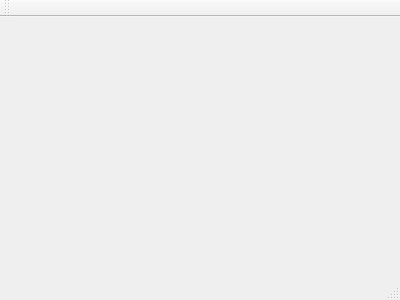
Above: OopLab 6/mainwindow.ui from NikitaIT/OOP before the change. Below: the same form after it.
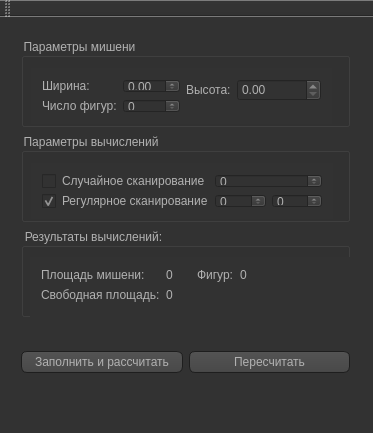
That is the form after the change. Icons and pictures are not drawn.

What changed in the file:
```diff
--- a/OopLab 6/mainwindow.ui
+++ b/OopLab 6/mainwindow.ui
@@ -1,24 +1,711 @@
 <ui version="4.0">
  <class>MainWindow</class>
- <widget class="QMainWindow" name="MainWindow" >
-  <property name="geometry" >
+ <widget class="QMainWindow" name="MainWindow">
+  <property name="geometry">
    <rect>
     <x>0</x>
     <y>0</y>
-    <width>400</width>
-    <height>300</height>
+    <width>373</width>
+    <height>433</height>
    </rect>
   </property>
   <property name="windowTitle" >
    <string>MainWindow</string>
   </property>
-  <widget class="QMenuBar" name="menuBar" />
-  <widget class="QToolBar" name="mainToolBar" />
-  <widget class="QWidget" name="centralWidget" />
-  <widget class="QStatusBar" name="statusBar" />
+  <property name="styleSheet">
+   <string notr="true">QToolTip
+{
+     border: 1px solid black;
+     background-color: #ffa02f;
+     padding: 1px;
+     border-radius: 3px;
+     opacity: 100;
+}
+
+QWidget
+{
+    color: #b1b1b1;
+    background-color: #323232;
+}
+
+QWidget:item:hover
+{
+    background-color: QLinearGradient( x1: 0, y1: 0, x2: 0, y2: 1, stop: 0 #ffa02f, stop: 1 #ca0619);
+    color: #000000;
+}
+
+QWidget:item:selected
+{
+    background-color: QLinearGradient( x1: 0, y1: 0, x2: 0, y2: 1, stop: 0 #ffa02f, stop: 1 #d7801a);
+}
+
+QMenuBar::item
+{
+    background: transparent;
+}
+
+QMenuBar::item:selected
+{
+    background: transparent;
+    border: 1px solid #ffaa00;
+}
+
+QMenuBar::item:pressed
+{
+    background: #444;
+    border: 1px solid #000;
+    background-color: QLinearGradient(
+        x1:0, y1:0,
+        x2:0, y2:1,
+        stop:1 #212121,
+        stop:0.4 #343434/*,
+        stop:0.2 #343434,
+        stop:0.1 #ffaa00*/
+    );
+    margin-bottom:-1px;
+    padding-bottom:1px;
+}
+
+QMenu
+{
+    border: 1px solid #000;
+}
+
+QMenu::item
+{
+    padding: 2px 20px 2px 20px;
+}
+
+QMenu::item:selected
+{
+    color: #000000;
+}
+
+QWidget:disabled
+{
+    color: #404040;
+    background-color: #323232;
+}
+
+QAbstractItemView
+{
+    background-color: QLinearGradient( x1: 0, y1: 0, x2: 0, y2: 1, stop: 0 #4d4d4d, stop: 0.1 #646464, stop: 1 #5d5d5d);
+}
+
+QWidget:focus
+{
+    /*border: 2px solid QLinearGradient( x1: 0, y1: 0, x2: 0, y2: 1, stop: 0 #ffa02f, stop: 1 #d7801a);*/
+}
+
+QLineEdit
+{
+    background-color: QLinearGradient( x1: 0, y1: 0, x2: 0, y2: 1, stop: 0 #4d4d4d, stop: 0 #646464, stop: 1 #5d5d5d);
+    padding: 1px;
+    border-style: solid;
+    border: 1px solid #1e1e1e;
+    border-radius: 5;
+}
+
+QPushButton
+{
+    color: #b1b1b1;
+    background-color: QLinearGradient( x1: 0, y1: 0, x2: 0, y2: 1, stop: 0 #565656, stop: 0.1 #525252, stop: 0.5 #4e4e4e, stop: 0.9 #4a4a4a, stop: 1 #464646);
+    border-width: 1px;
+    border-color: #1e1e1e;
+    border-style: solid;
+    border-radius: 6;
+    padding: 3px;
+    font-size: 12px;
+    padding-left: 5px;
+    padding-right: 5px;
+}
+
+QPushButton:pressed
+{
+    background-color: QLinearGradient( x1: 0, y1: 0, x2: 0, y2: 1, stop: 0 #2d2d2d, stop: 0.1 #2b2b2b, stop: 0.5 #292929, stop: 0.9 #282828, stop: 1 #252525);
+}
+
+QComboBox
+{
+    selection-background-color: #ffaa00;
+    background-color: QLinearGradient( x1: 0, y1: 0, x2: 0, y2: 1, stop: 0 #565656, stop: 0.1 #525252, stop: 0.5 #4e4e4e, stop: 0.9 #4a4a4a, stop: 1 #464646);
+    border-style: solid;
+    border: 1px solid #1e1e1e;
+    border-radius: 5;
+}
+
+QComboBox:hover,QPushButton:hover
+{
+    border: 2px solid QLinearGradient( x1: 0, y1: 0, x2: 0, y2: 1, stop: 0 #ffa02f, stop: 1 #d7801a);
+}
+
+
+QComboBox:on
+{
+    padding-top: 3px;
+    padding-left: 4px;
+    background-color: QLinearGradient( x1: 0, y1: 0, x2: 0, y2: 1, stop: 0 #2d2d2d, stop: 0.1 #2b2b2b, stop: 0.5 #292929, stop: 0.9 #282828, stop: 1 #252525);
+    selection-background-color: #ffaa00;
+}
+
+QComboBox QAbstractItemView
+{
+    border: 2px solid darkgray;
+    selection-background-color: QLinearGradient( x1: 0, y1: 0, x2: 0, y2: 1, stop: 0 #ffa02f, stop: 1 #d7801a);
+}
+
+QComboBox::drop-down
+{
+     subcontrol-origin: padding;
+     subcontrol-position: top right;
+     width: 15px;
+
+     border-left-width: 0px;
+     border-left-color: darkgray;
+     border-left-style: solid; /* just a single line */
+     border-top-right-radius: 3px; /* same radius as the QComboBox */
+     border-bottom-right-radius: 3px;
+ }
+
+QComboBox::down-arrow
+{
+     image: url(:/down_arrow.png);
+}
+
+QGroupBox:focus
+{
+border: 2px solid QLinearGradient( x1: 0, y1: 0, x2: 0, y2: 1, stop: 0 #ffa02f, stop: 1 #d7801a);
+}
+
+QTextEdit:focus
+{
+    border: 2px solid QLinearGradient( x1: 0, y1: 0, x2: 0, y2: 1, stop: 0 #ffa02f, stop: 1 #d7801a);
+}
+
+QScrollBar:horizontal {
+     border: 1px solid #222222;
+     background: QLinearGradient( x1: 0, y1: 0, x2: 0, y2: 1, stop: 0.0 #121212, stop: 0.2 #282828, stop: 1 #484848);
+     height: 7px;
+     margin: 0px 16px 0 16px;
+}
+
+QScrollBar::handle:horizontal
+{
+      background: QLinearGradient( x1: 0, y1: 0, x2: 1, y2: 0, stop: 0 #ffa02f, stop: 0.5 #d7801a, stop: 1 #ffa02f);
+      min-height: 20px;
+      border-radius: 2px;
+}
+
+QScrollBar::add-line:horizontal {
+      border: 1px solid #1b1b19;
+      border-radius: 2px;
+      background: QLinearGradient( x1: 0, y1: 0, x2: 1, y2: 0, stop: 0 #ffa02f, stop: 1 #d7801a);
+      width: 14px;
+      subcontrol-position: right;
+      subcontrol-origin: margin;
+}
+
+QScrollBar::sub-line:horizontal {
+      border: 1px solid #1b1b19;
+      border-radius: 2px;
+      background: QLinearGradient( x1: 0, y1: 0, x2: 1, y2: 0, stop: 0 #ffa02f, stop: 1 #d7801a);
+      width: 14px;
+     subcontrol-position: left;
+     subcontrol-origin: margin;
+}
+
+QScrollBar::right-arrow:horizontal, QScrollBar::left-arrow:horizontal
+{
+      border: 1px solid black;
+      width: 1px;
+      height: 1px;
+      background: white;
+}
+
+QScrollBar::add-page:horizontal, QScrollBar::sub-page:horizontal
+{
+      background: none;
+}
+
+QScrollBar:vertical
+{
+      background: QLinearGradient( x1: 0, y1: 0, x2: 1, y2: 0, stop: 0.0 #121212, stop: 0.2 #282828, stop: 1 #484848);
+      width: 7px;
+      margin: 16px 0 16px 0;
+      border: 1px solid #222222;
+}
+
+QScrollBar::handle:vertical
+{
+      background: QLinearGradient( x1: 0, y1: 0, x2: 0, y2: 1, stop: 0 #ffa02f, stop: 0.5 #d7801a, stop: 1 #ffa02f);
+      min-height: 20px;
+      border-radius: 2px;
+}
+
+QScrollBar::add-line:vertical
+{
+      border: 1px solid #1b1b19;
+      border-radius: 2px;
+      background: QLinearGradient( x1: 0, y1: 0, x2: 0, y2: 1, stop: 0 #ffa02f, stop: 1 #d7801a);
+      height: 14px;
+      subcontrol-position: bottom;
+      subcontrol-origin: margin;
+}
+
+QScrollBar::sub-line:vertical
+{
+      border: 1px solid #1b1b19;
+      border-radius: 2px;
+      background: QLinearGradient( x1: 0, y1: 0, x2: 0, y2: 1, stop: 0 #d7801a, stop: 1 #ffa02f);
+      height: 14px;
+      subcontrol-position: top;
+      subcontrol-origin: margin;
+}
+
+QScrollBar::up-arrow:vertical, QScrollBar::down-arrow:vertical
+{
+      border: 1px solid black;
+      width: 1px;
+      height: 1px;
+      background: white;
+}
+
+
+QScrollBar::add-page:vertical, QScrollBar::sub-page:vertical
+{
+      background: none;
+}
+
+QTextEdit
+{
+    background-color: #242424;
+}
+
+QPlainTextEdit
+{
+    background-color: #242424;
+}
+
+QHeaderView::section
+{
+    background-color: QLinearGradient(x1:0, y1:0, x2:0, y2:1, stop:0 #616161, stop: 0.5 #505050, stop: 0.6 #434343, stop:1 #656565);
+    color: white;
+    padding-left: 4px;
+    border: 1px solid #6c6c6c;
+}
+
+QCheckBox:disabled
+{
+color: #414141;
+}
+
+QDockWidget::title
+{
+    text-align: center;
+    spacing: 3px; /* spacing between items in the tool bar */
+    background-color: QLinearGradient(x1:0, y1:0, x2:0, y2:1, stop:0 #323232, stop: 0.5 #242424, stop:1 #323232);
+}
+
+QDockWidget::close-button, QDockWidget::float-button
+{
+    text-align: center;
+    spacing: 1px; /* spacing between items in the tool bar */
+    background-color: QLinearGradient(x1:0, y1:0, x2:0, y2:1, stop:0 #323232, stop: 0.5 #242424, stop:1 #323232);
+}
+
+QDockWidget::close-button:hover, QDockWidget::float-button:hover
+{
+    background: #242424;
+}
+
+QDockWidget::close-button:pressed, QDockWidget::float-button:pressed
+{
+    padding: 1px -1px -1px 1px;
+}
+
+QMainWindow::separator
+{
+    background-color: QLinearGradient(x1:0, y1:0, x2:0, y2:1, stop:0 #161616, stop: 0.5 #151515, stop: 0.6 #212121, stop:1 #343434);
+    color: white;
+    padding-left: 4px;
+    border: 1px solid #4c4c4c;
+    spacing: 3px; /* spacing between items in the tool bar */
+}
+
+QMainWindow::separator:hover
+{
+
+    background-color: QLinearGradient(x1:0, y1:0, x2:0, y2:1, stop:0 #d7801a, stop:0.5 #b56c17 stop:1 #ffa02f);
+    color: white;
+    padding-left: 4px;
+    border: 1px solid #6c6c6c;
+    spacing: 3px; /* spacing between items in the tool bar */
+}
+
+QToolBar::handle
+{
+     spacing: 3px; /* spacing between items in the tool bar */
+     background: url(:/images/handle.png);
+}
+
+QMenu::separator
+{
+    height: 2px;
+    background-color: QLinearGradient(x1:0, y1:0, x2:0, y2:1, stop:0 #161616, stop: 0.5 #151515, stop: 0.6 #212121, stop:1 #343434);
+    color: white;
+    padding-left: 4px;
+    margin-left: 10px;
+    margin-right: 5px;
+}
+
+QProgressBar
+{
+    border: 2px solid grey;
+    border-radius: 5px;
+    text-align: center;
+}
+
+QProgressBar::chunk
+{
+    background-color: #d7801a;
+    width: 2.15px;
+    margin: 0.5px;
+}
+
+QTabBar::tab {
+    color: #b1b1b1;
+    border: 1px solid #444;
+    border-bottom-style: none;
+    background-color: #323232;
+    padding-left: 10px;
+    padding-right: 10px;
+    padding-top: 3px;
+    padding-bottom: 2px;
+    margin-right: -1px;
+}
+
+QTabWidget::pane {
+    border: 1px solid #444;
+    top: 1px;
+}
+
+QTabBar::tab:last
+{
+    margin-right: 0; /* the last selected tab has nothing to overlap with on the right */
+    border-top-right-radius: 3px;
+}
+
+QTabBar::tab:first:!selected
+{
+ margin-left: 0px; /* the last selected tab has nothing to overlap with on the right */
+
+
+    border-top-left-radius: 3px;
+}
+
+QTabBar::tab:!selected
+{
+    color: #b1b1b1;
+    border-bottom-style: solid;
+    margin-top: 3px;
+    background-color: QLinearGradient(x1:0, y1:0, x2:0, y2:1, stop:1 #212121, stop:.4 #343434);
+}
+
+QTabBar::tab:selected
+{
+    border-top-left-radius: 3px;
+    border-top-right-radius: 3px;
+    margin-bottom: 0px;
+}
+
+QTabBar::tab:!selected:hover
+{
+    /*border-top: 2px solid #ffaa00;
+    padding-bottom: 3px;*/
+    border-top-left-radius: 3px;
+    border-top-right-radius: 3px;
+    background-color: QLinearGradient(x1:0, y1:0, x2:0, y2:1, stop:1 #212121, stop:0.4 #343434, stop:0.2 #343434, stop:0.1 #ffaa00);
+}
+
+QRadioButton::indicator:checked, QRadioButton::indicator:unchecked{
+    color: #b1b1b1;
+    background-color: #323232;
+    border: 1px solid #b1b1b1;
+    border-radius: 6px;
+}
+
+QRadioButton::indicator:checked
+{
+    background-color: qradialgradient(
+        cx: 0.5, cy: 0.5,
+        fx: 0.5, fy: 0.5,
+        radius: 1.0,
+        stop: 0.25 #ffaa00,
+        stop: 0.3 #323232
+    );
+}
+
+QRadioButton::indicator
+{
+    border-radius: 6px;
+}
+
+QRadioButton::indicator:hover, QCheckBox::indicator:hover
+{
+    border: 1px solid #ffaa00;
+}
+</string>
+  </property>
+  <widget class="QWidget" name="centralWidget">
+   <widget class="QWidget" name="verticalLayoutWidget">
+    <property name="geometry">
+     <rect>
+      <x>10</x>
+      <y>10</y>
+      <width>351</width>
+      <height>301</height>
+     </rect>
+    </property>
+    <layout class="QVBoxLayout" name="verticalLayout">
+     <item>
+      <widget class="QGroupBox" name="groupBox">
+       <property name="title">
+        <string>Параметры мишени</string>
+       </property>
+       <widget class="QWidget" name="horizontalLayoutWidget_2">
+        <property name="geometry">
+         <rect>
+          <x>10</x>
+          <y>30</y>
+          <width>301</width>
+          <height>56</height>
+         </rect>
+        </property>
+        <layout class="QHBoxLayout" name="horizontalLayout_2">
+         <item>
+          <layout class="QFormLayout" name="formLayout_2">
+           <item row="0" column="0">
+            <widget class="QLabel" name="label">
+             <property name="text">
+              <string>Ширина:</string>
+             </property>
+            </widget>
+           </item>
+           <item row="1" column="0">
+            <widget class="QLabel" name="label_2">
+             <property name="text">
+              <string>Число фигур:</string>
+             </property>
+            </widget>
+           </item>
+           <item row="0" column="1">
+            <widget class="QDoubleSpinBox" name="sbWidth"/>
+           </item>
+           <item row="1" column="1">
+            <widget class="QSpinBox" name="sbFiguresCount"/>
+           </item>
+          </layout>
+         </item>
+         <item>
+          <layout class="QFormLayout" name="formLayout_4">
+           <item row="0" column="0">
+            <widget class="QLabel" name="label_3">
+             <property name="text">
+              <string>Высота:</string>
+             </property>
+             <property name="buddy">
+              <cstring>sbHight</cstring>
+             </property>
+            </widget>
+           </item>
+           <item row="0" column="1">
+            <widget class="QDoubleSpinBox" name="sbHight"/>
+           </item>
+          </layout>
+         </item>
+        </layout>
+       </widget>
+      </widget>
+     </item>
+     <item>
+      <widget class="QGroupBox" name="groupBox_2">
+       <property name="title">
+        <string>Параметры вычислений</string>
+       </property>
+       <widget class="QWidget" name="formLayoutWidget">
+        <property name="geometry">
+         <rect>
+          <x>10</x>
+          <y>30</y>
+          <width>302</width>
+          <height>56</height>
+         </rect>
+        </property>
+        <layout class="QFormLayout" name="formLayout">
+         <property name="sizeConstraint">
+          <enum>QLayout::SetMaximumSize</enum>
+         </property>
+         <item row="0" column="0">
+          <widget class="QCheckBox" name="cbRandomScanCount">
+           <property name="enabled">
+            <bool>true</bool>
+           </property>
+           <property name="text">
+            <string>Случайное сканирование</string>
+           </property>
+           <property name="checked">
+            <bool>false</bool>
+           </property>
+          </widget>
+         </item>
+         <item row="1" column="0">
+          <widget class="QCheckBox" name="cbRegularScanInterval">
+           <property name="text">
+            <string>Регулярное сканирование</string>
+           </property>
+           <property name="checked">
+            <bool>true</bool>
+           </property>
+          </widget>
+         </item>
+         <item row="0" column="1">
+          <widget class="QSpinBox" name="sbRandomScanCount"/>
+         </item>
+         <item row="1" column="1">
+          <layout class="QHBoxLayout" name="horizontalLayout">
+           <item>
+            <widget class="QSpinBox" name="sbRegularScanIntervalStart"/>
+           </item>
+           <item>
+            <widget class="QSpinBox" name="sbRegularScanIntervalEnd"/>
+           </item>
+          </layout>
+         </item>
+        </layout>
+       </widget>
+       <zorder>formLayoutWidget</zorder>
+       <zorder>groupBox</zorder>
+      </widget>
+     </item>
+     <item>
+      <widget class="QGroupBox" name="groupBox_3">
+       <property name="title">
+        <string>Результаты вычислений:</string>
+       </property>
+       <widget class="QWidget" name="horizontalLayoutWidget_3">
+        <property name="geometry">
+         <rect>
+          <x>9</x>
+          <y>29</y>
+          <width>328</width>
+          <height>61</height>
+         </rect>
+        </property>
+        <layout class="QHBoxLayout" name="horizontalLayout_3">
+         <item>
+          <layout class="QFormLayout" name="formLayout_5">
+           <item row="0" column="0">
+            <widget class="QLabel" name="label_4">
+             <property name="text">
+              <string>Площадь мишени:</string>
+             </property>
+            </widget>
+           </item>
+           <item row="0" column="1">
+            <widget class="QLabel" name="lArea">
+             <property name="text">
+              <string>0</string>
+             </property>
+            </widget>
+           </item>
+           <item row="1" column="0">
+            <widget class="QLabel" name="label_6">
+             <property name="text">
+              <string>Свободная площадь:</string>
+             </property>
+            </widget>
+           </item>
+           <item row="1" column="1">
+            <widget class="QLabel" name="lFreeArea">
+             <property name="text">
+              <string>0</string>
+             </property>
+            </widget>
+           </item>
+          </layout>
+         </item>
+         <item>
+          <layout class="QFormLayout" name="formLayout_6">
+           <item row="0" column="1">
+            <widget class="QLabel" name="lFigures">
+             <property name="text">
+              <string>0</string>
+             </property>
+            </widget>
+           </item>
+           <item row="0" column="0">
+            <widget class="QLabel" name="label_8">
+             <property name="text">
+              <string>Фигур:</string>
+             </property>
+            </widget>
+           </item>
+          </layout>
+         </item>
+        </layout>
+       </widget>
+      </widget>
+     </item>
+    </layout>
+   </widget>
+   <widget class="QWidget" name="horizontalLayoutWidget_4">
+    <property name="geometry">
+     <rect>
+      <x>10</x>
+      <y>320</y>
+      <width>351</width>
+      <height>51</height>
+     </rect>
+    </property>
+    <layout class="QHBoxLayout" name="horizontalLayout_4">
+     <item>
+      <widget class="QPushButton" name="pushButton_2">
+       <property name="text">
+        <string>Заполнить и рассчитать</string>
+       </property>
+      </widget>
+     </item>
+     <item>
+      <widget class="QPushButton" name="pushButton">
+       <property name="text">
+        <string>Пересчитать</string>
+       </property>
+      </widget>
+     </item>
+    </layout>
+   </widget>
+  </widget>
+  <widget class="QMenuBar" name="menuBar">
+   <property name="geometry">
+    <rect>
+     <x>0</x>
+     <y>0</y>
+     <width>373</width>
+     <height>19</height>
+    </rect>
+   </property>
+  </widget>
+  <widget class="QToolBar" name="mainToolBar">
+   <attribute name="toolBarArea">
+    <enum>TopToolBarArea</enum>
+   </attribute>
+   <attribute name="toolBarBreak">
+    <bool>false</bool>
+   </attribute>
+  </widget>
+  <widget class="QStatusBar" name="statusBar"/>
  </widget>
- <layoutDefault spacing="6" margin="11" />
- <pixmapfunction></pixmapfunction>
+ <layoutdefault spacing="6" margin="11"/>
  <resources/>
  <connections/>
 </ui>
```
Left out of the diff: 22 changed lines with no effect on the pictures.
